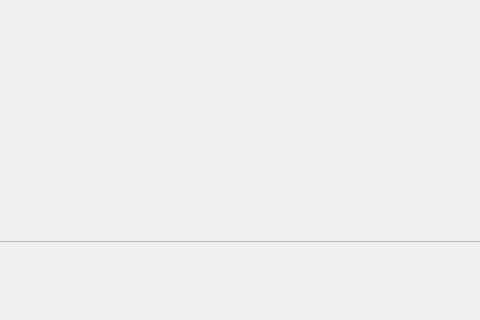
Above: expandPlot.ui from rsharankova/LinacDeviceScan before the change; both pictures show x 116 to 596 and y 149 to 469 of the 720 by 469 pixel window. Below: the same form after it.
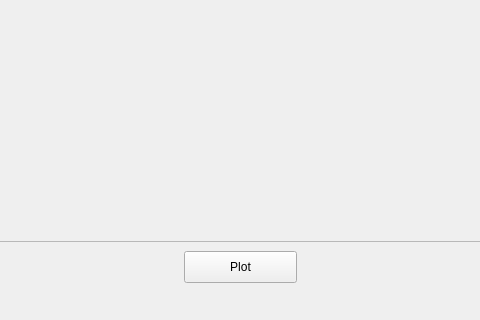
That is the form after the change.

Commit message: export plots to dialogs

The edit to the form file:
```diff
--- a/expandPlot.ui
+++ b/expandPlot.ui
@@ -59,6 +59,22 @@
     <layout class="QVBoxLayout" name="verticalLayout"/>
    </widget>
   </widget>
+  <widget class="QPushButton" name="plot_pushButton">
+   <property name="geometry">
+    <rect>
+     <x>300</x>
+     <y>400</y>
+     <width>113</width>
+     <height>32</height>
+    </rect>
+   </property>
+   <property name="text">
+    <string>Plot</string>
+   </property>
+   <property name="checkable">
+    <bool>true</bool>
+   </property>
+  </widget>
  </widget>
  <resources/>
  <connections>
```
Left out of the diff: 19 changed lines with no effect on the pictures. The commit also changes 2 other files.
